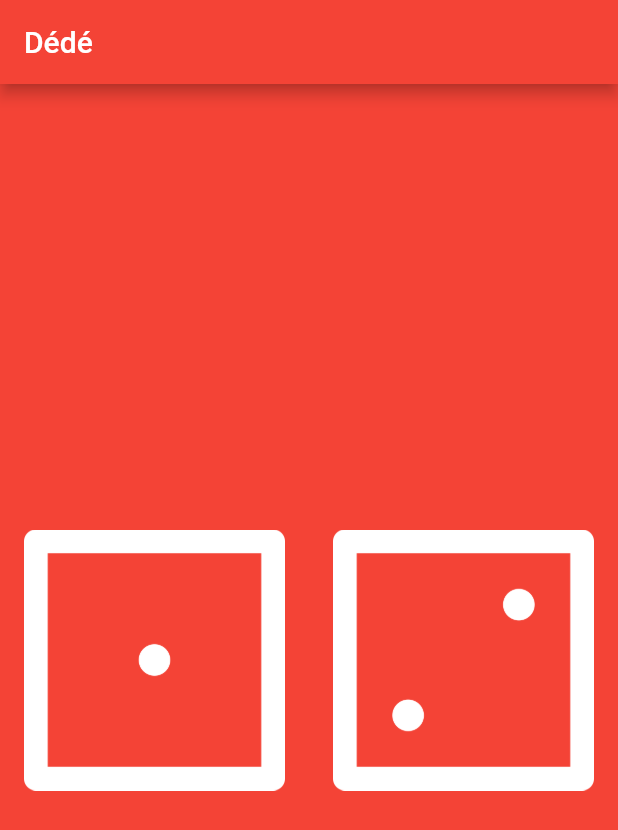
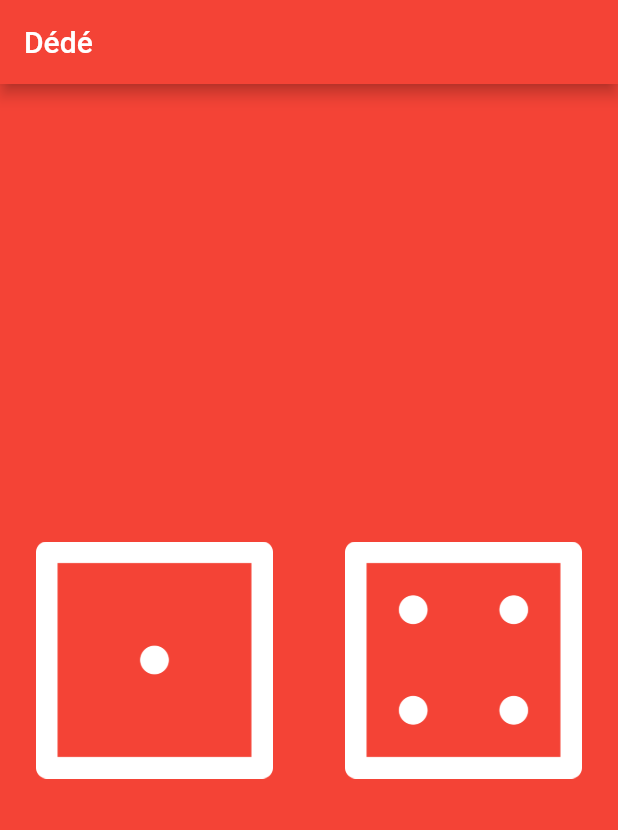
Before and after one commit to sharkrun974/dede, a Flutter app: the screen it shows after launch, on a phone screen of 412 x 824 dp. Shown: the top 830 px of the screen. Run offline on Flutter 3.47's test engine with Material 2 defaults, Android fonts, the phone set to English and light mode, and no system bars.

Commit message:
projet dede

```diff
--- a/lib/main.dart
+++ b/lib/main.dart
@@ -16,20 +16,31 @@ void main() {
 }
 
 class DicePage extends StatelessWidget {
+  int leftDiceNumber = 5;
+  int rightDiceNumber = 4;
   @override
   Widget build(BuildContext context) {
+    leftDiceNumber = 1;
     return Center(
       child: Row(
         children: [
           Expanded(
               child: Padding(
             padding: const EdgeInsets.all(16.0),
-            child: Image.asset("images/dice1.png"),
+            child: TextButton(
+                onPressed: () {
+                  print("Vous avez appuyé sur l'image de gauche");
+                },
+                child: Image.asset("images/dice$leftDiceNumber.png")),
           )),
           Expanded(
               child: Padding(
             padding: const EdgeInsets.all(16.0),
-            child: Image.asset("images/dice2.png"),
+            child: TextButton(
+                onPressed: () {
+                  print("Vous avez appuyé sur l'image de droite");
+                },
+                child: Image.asset("images/dice$rightDiceNumber.png")),
           )),
         ],
       ),
```
